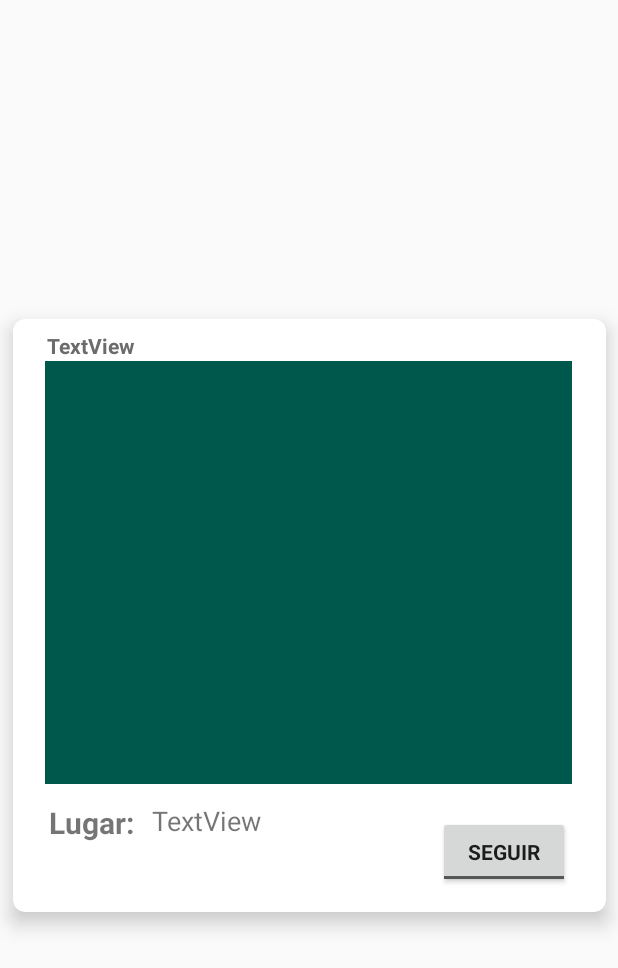
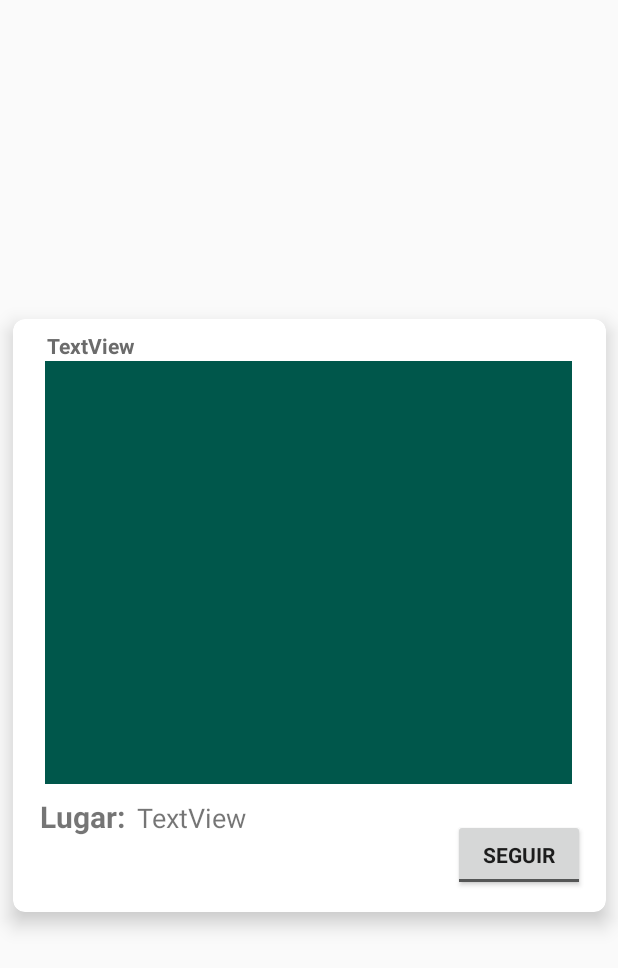
Before and after one commit to frankrb/Evoy, an Android app: the layout mycardview.xml on its own in the app's theme, with its tools: preview values and no code run, on a phone screen of 412 x 824 dp. Shown: the top 968 px of the screen. Run offline under Robolectric (Android 15) with nearby library versions, the phone set to English and light mode, and no system bars; Roboto replaces fonts that are not available here.

Commit message:
Retoques finales gráficos.

```diff
--- a/app/src/main/res/layout/activity_add_new_event.xml
+++ b/app/src/main/res/layout/activity_add_new_event.xml
@@ -1,4 +1,8 @@
 <?xml version="1.0" encoding="utf-8"?>
+<ScrollView xmlns:android="http://schemas.android.com/apk/res/android"
+    android:id="@+id/miScroll2"
+    android:layout_width="match_parent"
+    android:layout_height="match_parent">
 <android.support.constraint.ConstraintLayout xmlns:android="http://schemas.android.com/apk/res/android"
     xmlns:app="http://schemas.android.com/apk/res-auto"
     xmlns:tools="http://schemas.android.com/tools"
@@ -215,3 +219,4 @@
         app:layout_constraintGuide_begin="275dp" />
 
 </android.support.constraint.ConstraintLayout>
+</ScrollView>
--- a/app/src/main/res/layout/activity_registro.xml
+++ b/app/src/main/res/layout/activity_registro.xml
@@ -1,4 +1,8 @@
 <?xml version="1.0" encoding="utf-8"?>
+<ScrollView xmlns:android="http://schemas.android.com/apk/res/android"
+    android:id="@+id/miScroll2"
+    android:layout_width="match_parent"
+    android:layout_height="match_parent">
 <android.support.constraint.ConstraintLayout xmlns:android="http://schemas.android.com/apk/res/android"
     xmlns:app="http://schemas.android.com/apk/res-auto"
     xmlns:tools="http://schemas.android.com/tools"
@@ -226,3 +230,4 @@
         app:layout_constraintGuide_begin="613dp" />
 
 </android.support.constraint.ConstraintLayout>
+</ScrollView>
--- a/app/src/main/res/layout/mycardview.xml
+++ b/app/src/main/res/layout/mycardview.xml
@@ -54,8 +54,8 @@
                 android:id="@+id/toggleButton2"
                 android:layout_width="wrap_content"
                 android:layout_height="wrap_content"
-                android:layout_marginEnd="16dp"
-                android:layout_marginBottom="8dp"
+                android:layout_marginEnd="6dp"
+                android:layout_marginBottom="6dp"
                 android:checked="false"
                 android:fontFamily="@font/advent_pro_light"
                 android:text="ToggleButton"
@@ -69,8 +69,8 @@
                 android:id="@+id/textView12"
                 android:layout_width="wrap_content"
                 android:layout_height="wrap_content"
-                android:layout_marginStart="16dp"
-                android:layout_marginTop="12dp"
+                android:layout_marginStart="10dp"
+                android:layout_marginTop="8dp"
                 android:fontFamily="@font/advent_pro_light"
                 android:text="@string/lugar"
                 android:textSize="20sp"
@@ -80,15 +80,25 @@
 
             <TextView
                 android:id="@+id/textView13"
-                android:layout_width="wrap_content"
+                android:layout_width="193dp"
                 android:layout_height="wrap_content"
-                android:layout_marginStart="12dp"
-                android:layout_marginTop="12dp"
+                android:layout_marginStart="8dp"
+                android:layout_marginTop="10dp"
+                android:layout_marginEnd="8dp"
                 android:fontFamily="@font/advent_pro_light"
                 android:text="TextView"
                 android:textSize="18sp"
+                app:layout_constraintEnd_toStartOf="@+id/guideline15"
+                app:layout_constraintHorizontal_bias="0.007"
                 app:layout_constraintStart_toEndOf="@+id/textView12"
                 app:layout_constraintTop_toBottomOf="@+id/imageView5" />
+
+            <android.support.constraint.Guideline
+                android:id="@+id/guideline15"
+                android:layout_width="wrap_content"
+                android:layout_height="wrap_content"
+                android:orientation="vertical"
+                app:layout_constraintGuide_begin="275dp" />
         </android.support.constraint.ConstraintLayout>
     </android.support.v7.widget.CardView>
 </android.support.constraint.ConstraintLayout>
```
